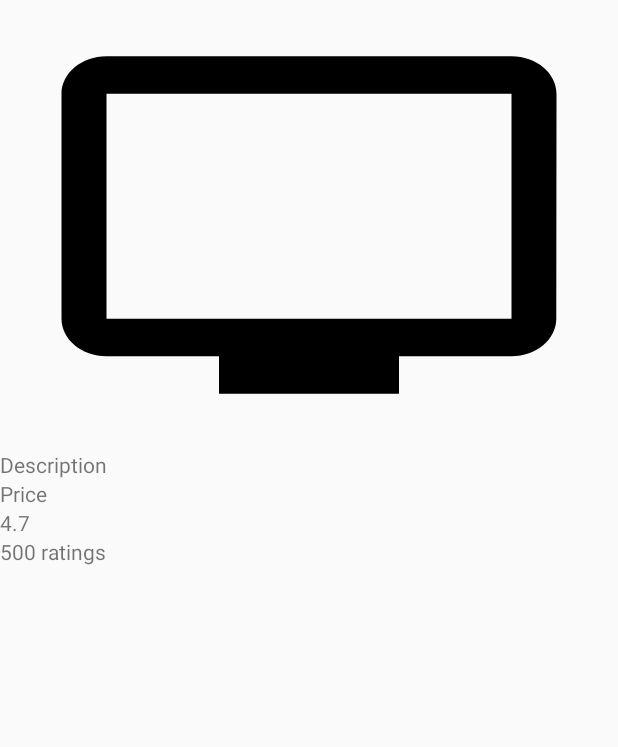
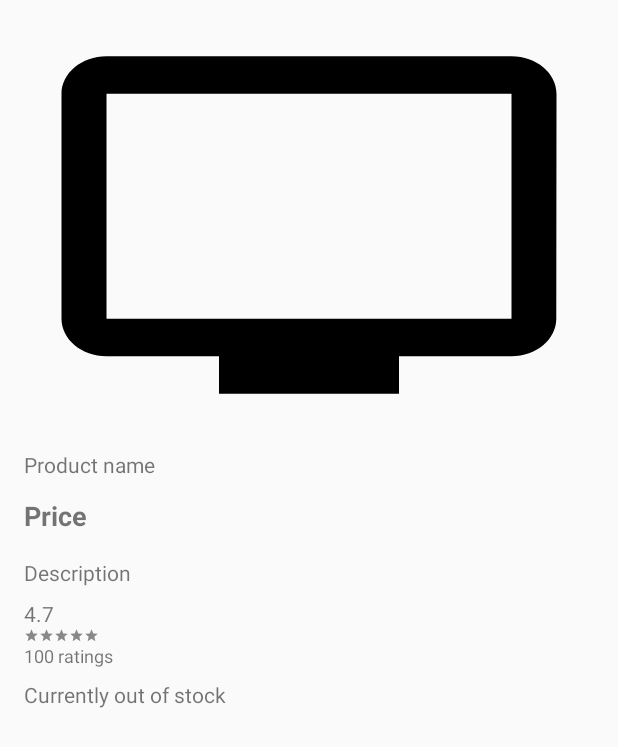
Before and after one commit to ollesate/WalmartLab, an Android app: the layout activity_product_detail.xml on its own in the app's theme, with its tools: preview values and no code run, on a phone screen of 412 x 824 dp. Shown: the top 747 px of the screen. Run offline under Robolectric (Android 15) with nearby library versions, the phone set to English and light mode, and no system bars; network calls fail.

Commit message:
Improved look

```diff
--- a/app/src/main/res/layout/activity_product_detail.xml
+++ b/app/src/main/res/layout/activity_product_detail.xml
@@ -1,9 +1,14 @@
 <?xml version="1.0" encoding="utf-8"?>
-<LinearLayout xmlns:android="http://schemas.android.com/apk/res/android"
+<ScrollView xmlns:android="http://schemas.android.com/apk/res/android"
     xmlns:tools="http://schemas.android.com/tools"
-    android:orientation="vertical"
     android:layout_width="match_parent"
     android:layout_height="match_parent">
+
+    <LinearLayout
+        android:orientation="vertical"
+        android:paddingBottom="32dp"
+        android:layout_width="match_parent"
+        android:layout_height="wrap_content">
 
         <ImageView
             android:id="@+id/product_image"
@@ -11,28 +16,91 @@
             android:layout_width="match_parent"
             android:layout_height="300dp" />
 
+        <LinearLayout
+            android:paddingStart="16dp"
+            android:paddingEnd="16dp"
+            android:orientation="vertical"
+            android:layout_width="match_parent"
+            android:layout_height="wrap_content">
+
             <TextView
-        android:id="@+id/description"
-        tools:text="Description"
+                tools:text="Product name"
+                android:id="@+id/product_name"
+                android:layout_marginBottom="8dp"
                 android:layout_width="wrap_content"
                 android:layout_height="wrap_content" />
 
             <TextView
                 android:id="@+id/price"
                 tools:text="Price"
+                style="@style/style_price"
+                android:layout_marginBottom="16dp"
+                android:layout_width="wrap_content"
+                android:layout_height="wrap_content" />
+
+            <TextView
+                android:id="@+id/description"
+                tools:text="Description"
+                android:layout_marginBottom="8dp"
                 android:layout_width="wrap_content"
                 android:layout_height="wrap_content" />
 
             <TextView
                 android:id="@+id/review_rating"
                 tools:text="4.7"
+                android:layout_marginEnd="4dp"
+                android:layout_width="wrap_content"
+                android:layout_height="wrap_content" />
+
+            <LinearLayout
+                android:gravity="center_vertical"
+                android:orientation="horizontal"
+                android:layout_width="wrap_content"
+                android:layout_height="match_parent">
+
+                <ImageView
+                    android:src="@drawable/ic_star_empty"
+                    android:layout_width="wrap_content"
+                    android:layout_height="wrap_content" />
+
+                <ImageView
+                    android:src="@drawable/ic_star_empty"
+                    android:layout_width="wrap_content"
+                    android:layout_height="wrap_content" />
+
+                <ImageView
+                    android:src="@drawable/ic_star_empty"
+                    android:layout_width="wrap_content"
+                    android:layout_height="wrap_content" />
+
+                <ImageView
+                    android:src="@drawable/ic_star_empty"
+                    android:layout_width="wrap_content"
+                    android:layout_height="wrap_content" />
+
+                <ImageView
+                    android:src="@drawable/ic_star_empty"
+                    android:layout_width="wrap_content"
+                    android:layout_height="wrap_content" />
+
+            </LinearLayout>
+
+            <TextView
+                android:id="@+id/review_count"
+                tools:text="100 ratings"
+                android:textSize="12sp"
                 android:layout_width="wrap_content"
                 android:layout_height="wrap_content" />
 
             <TextView
-        tools:text="500 ratings"
-        android:id="@+id/review_count"
+                android:id="@+id/in_stock"
+                android:layout_marginTop="8dp"
+                tools:text="Currently out of stock"
                 android:layout_width="wrap_content"
                 android:layout_height="wrap_content" />
 
         </LinearLayout>
+
+    </LinearLayout>
+
+</ScrollView>
--- a/app/src/main/res/layout/item.xml
+++ b/app/src/main/res/layout/item.xml
@@ -20,7 +20,6 @@
     <TextView
         android:id="@+id/product_name"
         tools:text="Product title"
-        android:layout_marginBottom="4dp"
         android:layout_toEndOf="@id/product_image"
         android:layout_alignParentEnd="true"
         android:layout_width="wrap_content"
@@ -29,8 +28,7 @@
     <TextView
         android:id="@+id/price"
         tools:text="Price"
-        android:textStyle="bold"
-        android:textSize="18sp"
+        style="@style/style_price"
         android:layout_below="@id/product_name"
         android:layout_toEndOf="@id/product_image"
         android:layout_alignParentEnd="true"
--- a/app/src/main/res/values/styles.xml
+++ b/app/src/main/res/values/styles.xml
@@ -8,4 +8,10 @@
         <item name="colorAccent">@color/colorAccent</item>
     </style>
 
+    <style name="style_price">
+        <item name="android:layout_marginTop">4dp</item>
+        <item name="android:textSize">18sp</item>
+        <item name="android:textStyle">bold</item>
+    </style>
+
 </resources>
```
Also changed, not shown: app/src/main/java/com/sjoholm/olof/walmartlab/Product.java (+11 -6 lines), app/src/main/java/com/sjoholm/olof/walmartlab/ProductDetailActivity.java (+13 -7 lines), app/src/main/java/com/sjoholm/olof/walmartlab/ProductsRequest.java (+5 -3 lines). Lines whose indentation alone changed are shown as unchanged.
